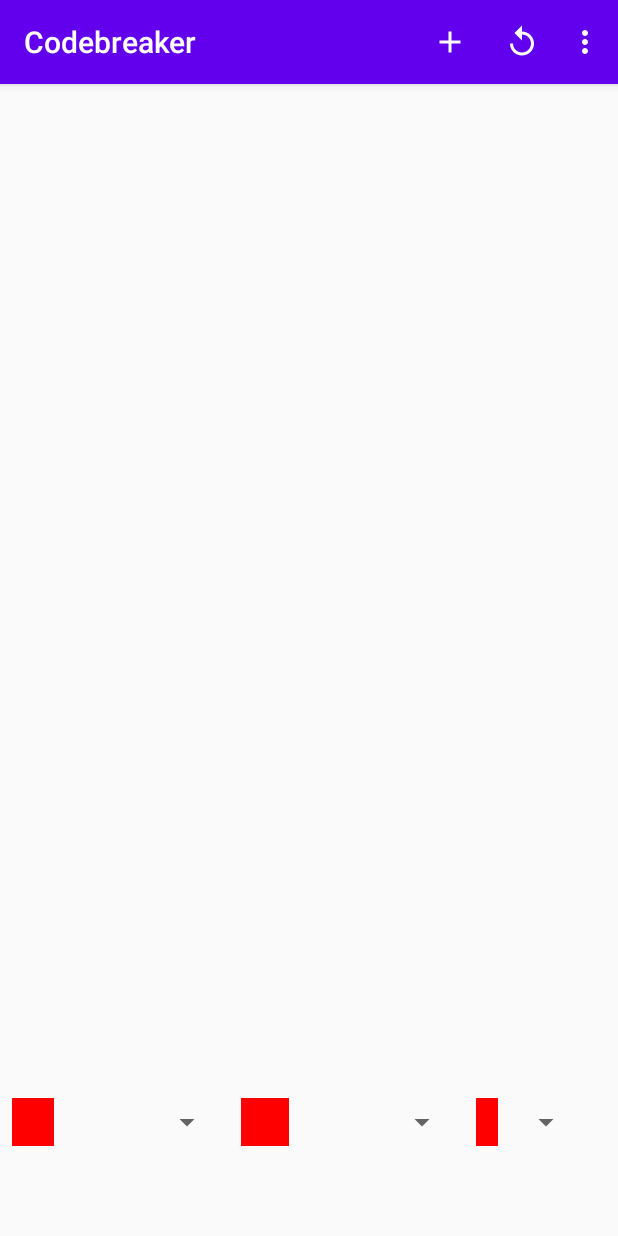
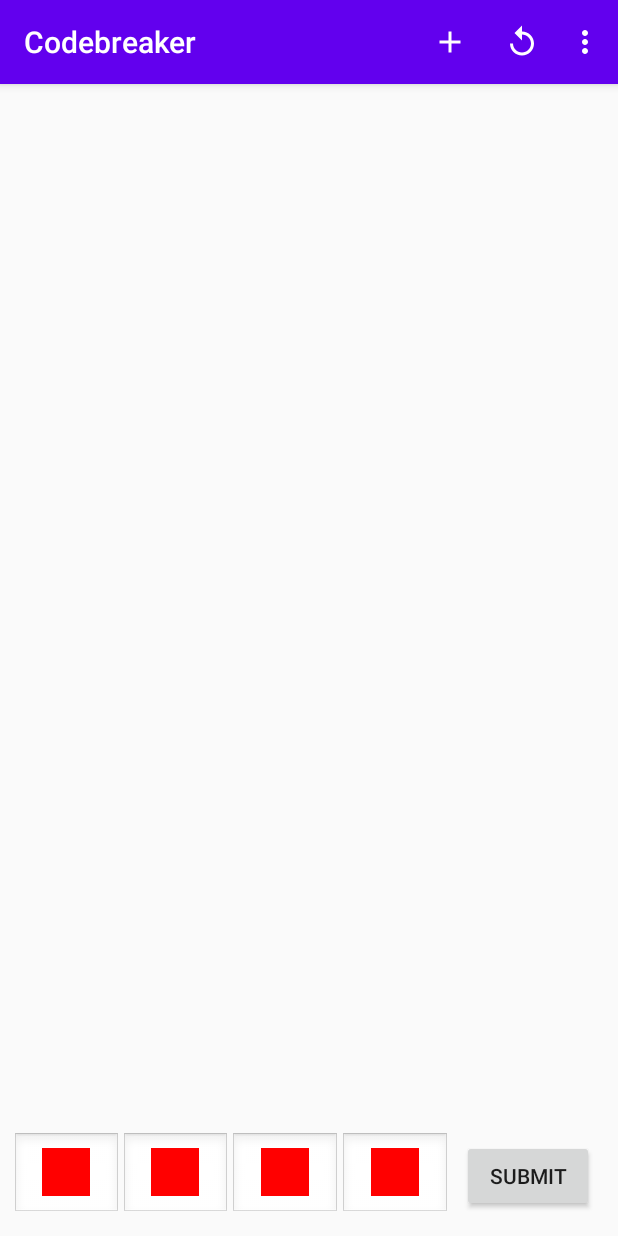
Before and after one commit to Jkelly97/codebreaker-android-backup, an Android app: the screen it shows after launch (MainActivity), on a phone screen of 412 x 824 dp. Run offline under Robolectric (Android 15) with nearby library versions, the phone set to English and light mode, and no system bars.

Commit message:
continuing spinners.

```diff
--- a/app/src/main/java/edu/cnm/deepdive/codebreaker/adapter/CodeCharacterAdapter.java
+++ b/app/src/main/java/edu/cnm/deepdive/codebreaker/adapter/CodeCharacterAdapter.java
@@ -10,27 +10,41 @@ import androidx.annotation.NonNull;
 import androidx.annotation.Nullable;
 import edu.cnm.deepdive.codebreaker.R;
 import edu.cnm.deepdive.codebreaker.databinding.SwatchSpinnerDropdownItemBinding;
+import edu.cnm.deepdive.codebreaker.databinding.SwatchSpinnerItemBinding;
 import java.util.Map;
 
 public class CodeCharacterAdapter extends ArrayAdapter<Character> {
 
   private final Map<Character, Integer> colorValueMap;
   private final Map<Character, String> colorLabelMap;
-  private final Spinner spinner;
   private final LayoutInflater inflater;
 
   public CodeCharacterAdapter(Context context, Map<Character, Integer> colorValueMap,
-      Map<Character, String> colorLabelMap, Character[] codes, Spinner spinner) {
-    super(context, R.layout.swatch_spinner_dropdown_item, codes);
+      Map<Character, String> colorLabelMap, Character[] codes) {
+    super(context, R.layout.swatch_spinner_item, R.id.label, codes);
+    setDropDownViewResource(R.layout.swatch_spinner_dropdown_item);
     this.colorValueMap = colorValueMap;
     this.colorLabelMap = colorLabelMap;
     inflater = LayoutInflater.from(context);
-    this.spinner = spinner;
   }
 
   @NonNull
   @Override
   public View getView(int position, @Nullable View convertView, @NonNull ViewGroup parent) {
+    SwatchSpinnerItemBinding binding = (convertView != null)
+        ? SwatchSpinnerItemBinding.bind(convertView)
+        : SwatchSpinnerItemBinding.inflate(inflater);
+    Character c = getItem(position);
+    binding.swatch.setBackgroundColor(colorValueMap.get(c));
+    String label = colorLabelMap.get(c);
+    binding.swatch.setContentDescription(label);
+    binding.label.setText(label);
+    return binding.getRoot();
+  }
+
+  @NonNull
+  @Override
+  public View getDropDownView(int position, @Nullable View convertView, @NonNull ViewGroup parent) {
     SwatchSpinnerDropdownItemBinding binding = (convertView != null)
         ? SwatchSpinnerDropdownItemBinding.bind(convertView)
         : SwatchSpinnerDropdownItemBinding.inflate(inflater);
@@ -39,8 +53,6 @@ public class CodeCharacterAdapter extends ArrayAdapter<Character> {
     String label = colorLabelMap.get(c);
     binding.swatch.setContentDescription(label);
     binding.label.setText(label);
-    binding.label.setVisibility(
-        (position == spinner.getSelectedItemPosition()) ? View.GONE : View.VISIBLE);
     return binding.getRoot();
   }
 
--- a/app/src/main/java/edu/cnm/deepdive/codebreaker/controller/GameFragment.java
+++ b/app/src/main/java/edu/cnm/deepdive/codebreaker/controller/GameFragment.java
@@ -1,7 +1,6 @@
 package edu.cnm.deepdive.codebreaker.controller;
 
 import android.content.res.Resources;
-import android.graphics.Color;
 import android.os.Bundle;
 import android.text.InputFilter;
 import android.text.Spanned;
@@ -17,7 +16,6 @@ import androidx.annotation.Nullable;
 import androidx.fragment.app.Fragment;
 import androidx.fragment.app.FragmentActivity;
 import androidx.lifecycle.LifecycleOwner;
-import androidx.lifecycle.Observer;
 import androidx.lifecycle.ViewModelProvider;
 import edu.cnm.deepdive.codebreaker.R;
 import edu.cnm.deepdive.codebreaker.adapter.CodeCharacterAdapter;
@@ -121,10 +119,10 @@ public class GameFragment extends Fragment implements InputFilter {
       Spinner spinner =
           (Spinner) inflater.inflate(R.layout.swatch_spinner, binding.guessControls, false);
       CodeCharacterAdapter adapter = new CodeCharacterAdapter(
-          getContext(), colorValueMap, colorLabelMap, codeCharacters, spinner);
+          getContext(), colorValueMap, colorLabelMap, codeCharacters);
       spinner.setAdapter(adapter);
       spinners[i] = spinner;
-      binding.guessControls.addView(spinner, i);
+      binding.spinners.addView(spinner, i);
     }
   }
 
@@ -145,10 +143,17 @@ public class GameFragment extends Fragment implements InputFilter {
     binding.guessList.setAdapter(adapter);
     binding.guessList.setSelection(adapter.getCount() - 1);
     codeLength = game.getLength();
+    for(int i = 0; i < spinners.length; i++) {
+      spinners[i].setVisibility((i < codeLength) ? View.VISIBLE : View.GONE);
+    }
   }
 
   private void recordGuess() {
-//    viewModel.guess(binding.guess.getText().toString().trim().toUpperCase());
+    StringBuilder builder = new StringBuilder(codeLength);
+    for (int i = 0; i < codeLength; i++) {
+      builder.append(codeCharacters[spinners[i].getSelectedItemPosition()]);
+    }
+    viewModel.guess(builder.toString());
   }
 
   private void startGame() {
--- a/app/src/main/res/layout-land/fragment_game.xml
+++ b/app/src/main/res/layout-land/fragment_game.xml
@@ -19,6 +19,12 @@
     app:layout_constraintBottom_toBottomOf="parent"
     app:layout_constraintEnd_toStartOf="@id/guess_list"
     app:layout_constraintHorizontal_weight="2">
+
+    <LinearLayout
+      android:id="@+id/spinners"
+      android:orientation="horizontal"
+      android:layout_width="match_parent"
+      android:layout_height="wrap_content"/>
 
     <EditText
       android:id="@+id/guess"
--- a/app/src/main/res/layout/fragment_game.xml
+++ b/app/src/main/res/layout/fragment_game.xml
@@ -25,11 +25,17 @@
     app:layout_constraintStart_toStartOf="parent"
     app:layout_constraintBottom_toBottomOf="parent">
 
+    <LinearLayout
+      android:id="@+id/spinners"
+      android:orientation="horizontal"
+      android:layout_width="0dp"
+      android:layout_height="wrap_content"
+      android:layout_weight="1"/>
+
     <Button
       android:id="@+id/submit"
-      android:layout_width="0dp"
+      android:layout_width="wrap_content"
       android:layout_height="wrap_content"
-      android:layout_weight="1"
       android:layout_margin="@dimen/half_margin"
       android:text="@string/submit"/>
 
--- a/app/src/main/res/layout/swatch_spinner.xml
+++ b/app/src/main/res/layout/swatch_spinner.xml
@@ -1,5 +1,7 @@
 <?xml version="1.0" encoding="utf-8"?>
 <Spinner
   xmlns:android="http://schemas.android.com/apk/res/android"
-  android:layout_width="wrap_content"
-  android:layout_height="wrap_content"/>
+  android:layout_width="0dp"
+  android:layout_height="wrap_content"
+  android:layout_weight="1"
+  android:background="@android:drawable/edit_text"/>
--- a/app/src/main/res/layout/swatch_spinner_item.xml
+++ b/app/src/main/res/layout/swatch_spinner_item.xml
@@ -4,8 +4,7 @@
   android:orientation="horizontal"
   android:layout_width="wrap_content"
   android:layout_height="wrap_content"
-  android:padding="@dimen/half_margin"
-  android:gravity="start|center_vertical"
+  android:gravity="center"
   tools:ignore="UseCompoundDrawables">
 
   <ImageView
```
